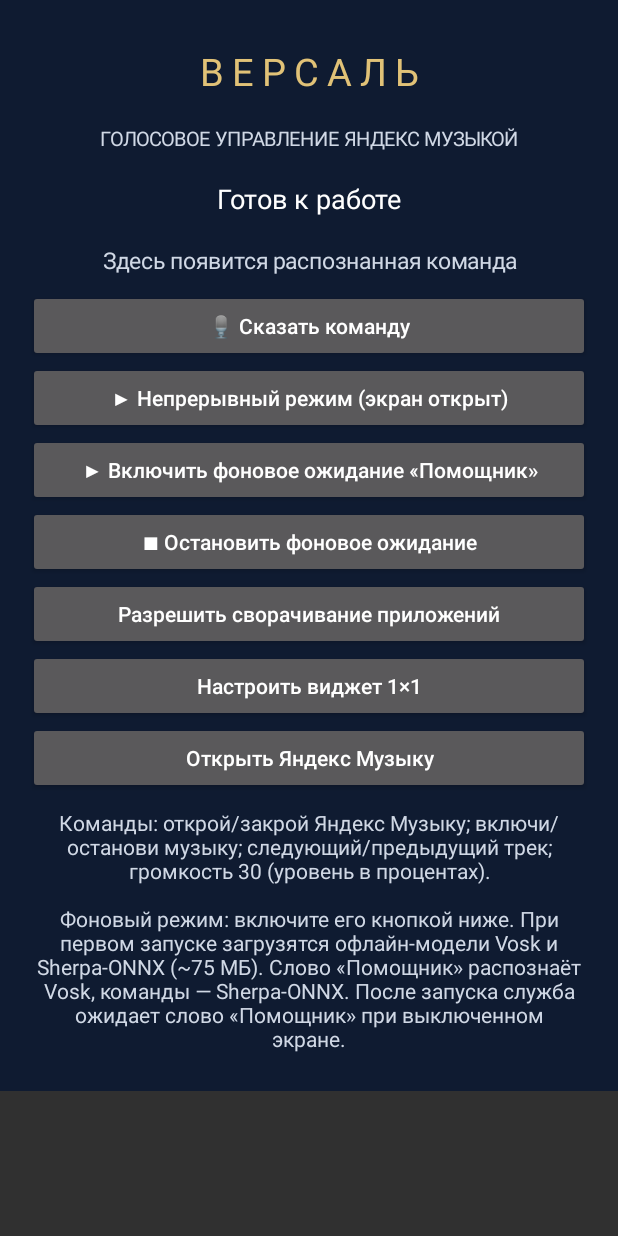
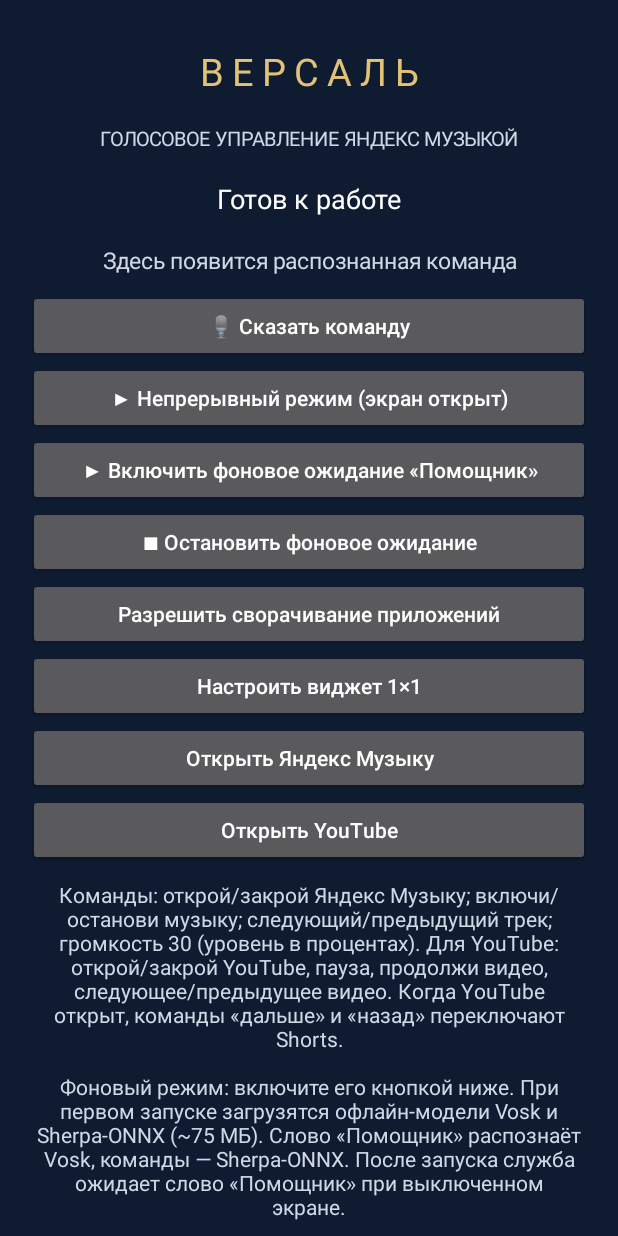
Before and after one commit to il78an/versal-voice-assistant, an Android app: the screen it shows after launch (MainActivity), on a phone screen of 412 x 824 dp. Run offline under Robolectric (Android 15) with nearby library versions, the phone set to English and light mode, and no system bars.

Commit message:
Add YouTube entry point and commands to app screen

```diff
--- a/app/src/main/java/ru/versal/voice/MainActivity.kt
+++ b/app/src/main/java/ru/versal/voice/MainActivity.kt
@@ -106,9 +106,16 @@ class MainActivity : Activity() {
             isAllCaps = false
             setOnClickListener { openMusic() }
         })
+        root.addView(Button(this).apply {
+            text = "Открыть YouTube"
+            isAllCaps = false
+            setOnClickListener { openYouTube() }
+        })
         root.addView(text(
             "Команды: открой/закрой Яндекс Музыку; включи/останови музыку; " +
-                "следующий/предыдущий трек; громкость 30 (уровень в процентах).\n\n" +
+                "следующий/предыдущий трек; громкость 30 (уровень в процентах). " +
+                "Для YouTube: открой/закрой YouTube, пауза, продолжи видео, следующее/предыдущее видео. " +
+                "Когда YouTube открыт, команды «дальше» и «назад» переключают Shorts.\n\n" +
                 "Фоновый режим: включите его кнопкой ниже. При первом запуске загрузятся офлайн-модели Vosk и Sherpa-ONNX (~75 МБ). " +
                 "Слово «Помощник» распознаёт Vosk, команды — Sherpa-ONNX. После запуска служба ожидает слово «Помощник» при выключенном экране.",
             14f, 0xFFD0D8E5.toInt()
@@ -186,6 +193,15 @@ class MainActivity : Activity() {
         val s = raw.lowercase().replace("ё", "е").replace(Regex("[^а-яa-z0-9 ]"), " ")
             .replace(Regex("\\s+"), " ").trim()
         when {
+            (s.contains("закрой") || s.contains("сверни")) && (s.contains("youtube") || s.contains("ютуб")) -> {
+                media(KeyEvent.KEYCODE_MEDIA_PAUSE)
+                AssistantAccessibilityService.goHome()
+            }
+            s.contains("открой") && (s.contains("youtube") || s.contains("ютуб")) -> openYouTube()
+            (s.contains("следующ") || s.contains("дальше")) && AssistantAccessibilityService.isYouTubeForeground() ->
+                AssistantAccessibilityService.swipeShort(true)
+            (s.contains("предыдущ") || s.contains("назад")) && AssistantAccessibilityService.isYouTubeForeground() ->
+                AssistantAccessibilityService.swipeShort(false)
             s.contains("открой") && (s.contains("яндекс") || s.contains("музык")) -> openMusic()
             (s.contains("закрой") || s.contains("выключи приложение")) &&
                 (s.contains("яндекс") || s.contains("музык")) -> {
@@ -221,6 +237,12 @@ class MainActivity : Activity() {
             (current + if (percent > 0) steps else -steps).coerceIn(0, max), 0)
     }
 
+    private fun openYouTube() {
+        val launch = packageManager.getLaunchIntentForPackage("com.google.android.youtube")
+        if (launch != null) startActivity(launch)
+        else Toast.makeText(this, "YouTube не найден", Toast.LENGTH_LONG).show()
+    }
+
     private fun openMusic() {
         val launch = packageManager.getLaunchIntentForPackage(musicPackage)
         if (launch != null) startActivity(launch)
```
